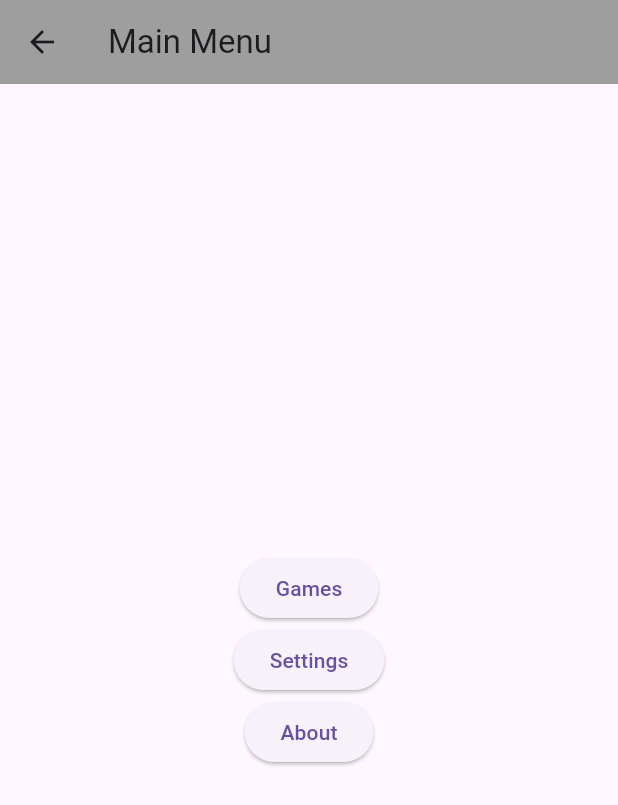
After one commit to d104601/mini_game_heaven, a Flutter app: the MainMenu screen opened directly, on a phone screen of 412 x 824 dp. The commit adds this screen. Shown: the top 805 px of the screen. Run offline on Flutter 3.47's test engine with Material 3 defaults, Android fonts, the phone set to English and light mode, and no system bars.

Commit message:
Creating main menu screen

```diff
--- /dev/null
+++ b/lib/MainMenu.dart
@@ -0,0 +1,47 @@
+import 'package:flutter/material.dart';
+
+// Widget for the main menu
+// multiple vertical buttons on main screen (Games, Settings, About for now)
+class MainMenu extends StatelessWidget {
+  const MainMenu({Key? key}) : super(key: key);
+
+  @override
+  Widget build(BuildContext context) {
+    return Scaffold(
+      // AppBar is the top bar of the app
+      appBar: AppBar(
+        title: const Text('Main Menu'),
+        backgroundColor: Colors.grey,
+      ),
+      // Body is the main content of the app
+      body: Center(
+        child: Column(
+          mainAxisAlignment: MainAxisAlignment.center,
+          children: [
+            // Games button
+            ElevatedButton(
+              onPressed: () {
+                Navigator.pushNamed(context, '/games');
+              },
+              child: const Text('Games'),
+            ),
+            // Settings button
+            ElevatedButton(
+              onPressed: () {
+                Navigator.pushNamed(context, '/settings');
+              },
+              child: const Text('Settings'),
+            ),
+            // About button
+            ElevatedButton(
+              onPressed: () {
+                Navigator.pushNamed(context, '/about');
+              },
+              child: const Text('About'),
+            ),
+          ],
+        ),
+      ),
+    );
+  }
+}
--- a/lib/main.dart
+++ b/lib/main.dart
@@ -1,4 +1,5 @@
 import 'package:flutter/material.dart';
+import 'MainMenu.dart';
 
 void main() {
   runApp(const MyApp());
```
